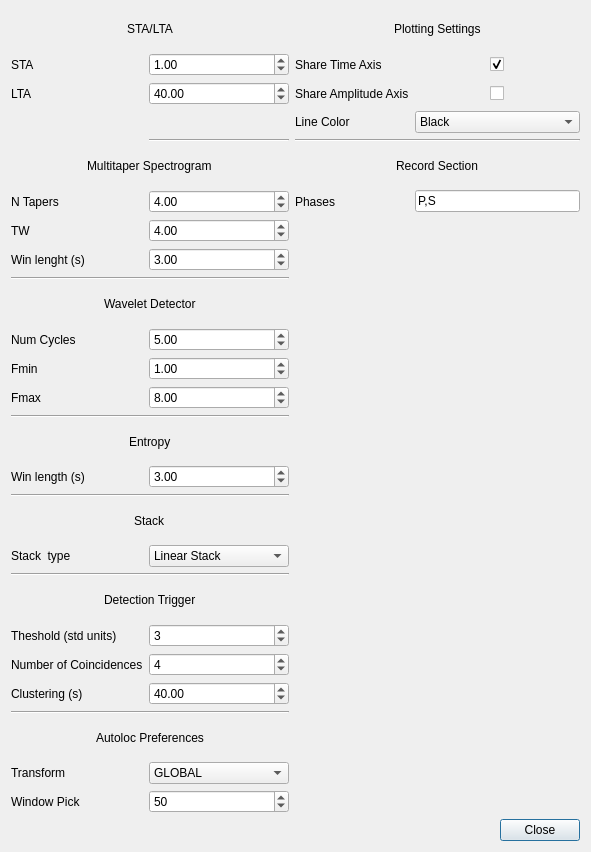
Qt form isp/resources/designer_uis/SettingsDialog.ui (ProjectISP/ISP) before a commit.
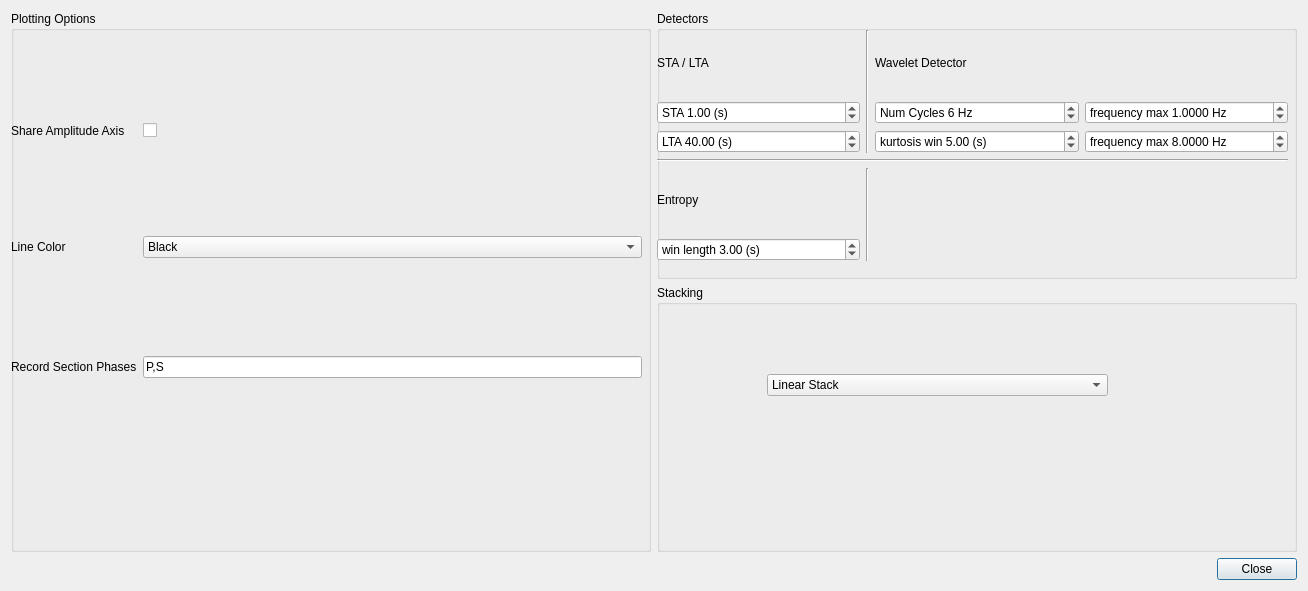
The same form after that commit.

Commit message: Upgrade it settings of EARTHQUAKE ANALYSIS

The edit to the form file:
```diff
--- a/isp/resources/designer_uis/SettingsDialog.ui
+++ b/isp/resources/designer_uis/SettingsDialog.ui
@@ -6,8 +6,8 @@
    <rect>
     <x>0</x>
     <y>0</y>
-    <width>591</width>
-    <height>852</height>
+    <width>1308</width>
+    <height>591</height>
    </rect>
   </property>
   <property name="windowTitle">
@@ -16,279 +16,237 @@
   <layout class="QVBoxLayout" name="verticalLayout">
    <item>
     <layout class="QGridLayout" name="gridLayout_2">
-     <item row="14" column="0">
-      <widget class="QLabel" name="label_11">
-       <property name="text">
-        <string>Fmax</string>
+     <item row="0" column="2">
+      <widget class="QGroupBox" name="groupBox">
+       <property name="sizePolicy">
+        <sizepolicy hsizetype="Preferred" vsizetype="Preferred">
+         <horstretch>0</horstretch>
+         <verstretch>0</verstretch>
+        </sizepolicy>
        </property>
-      </widget>
-     </item>
-     <item row="0" column="2" colspan="2" alignment="Qt::AlignHCenter">
-      <widget class="QLabel" name="label_23">
-       <property name="text">
-        <string>Plotting Settings</string>
+       <property name="title">
+        <string>Detectors</string>
        </property>
-      </widget>
-     </item>
-     <item row="20" column="1">
-      <widget class="QComboBox" name="typestackCB">
-       <item>
-        <property name="text">
-         <string>Linear Stack</string>
+       <widget class="QWidget" name="layoutWidget">
+        <property name="geometry">
+         <rect>
+          <x>0</x>
+          <y>19</y>
+          <width>631</width>
+          <height>231</height>
+         </rect>
         </property>
-       </item>
-       <item>
-        <property name="text">
-         <string>Phase Weigth Stack</string>
-        </property>
-       </item>
-       <item>
-        <property name="text">
-         <string>root</string>
-        </property>
-       </item>
-      </widget>
-     </item>
-     <item row="2" column="3" alignment="Qt::AlignHCenter">
-      <widget class="QCheckBox" name="amplitudeaxisCB">
-       <property name="text">
-        <string/>
+        <layout class="QGridLayout" name="gridLayout">
+         <item row="1" column="0">
+          <widget class="QDoubleSpinBox" name="staDB">
+           <property name="prefix">
+            <string>STA </string>
+           </property>
+           <property name="suffix">
+            <string> (s)</string>
+           </property>
+           <property name="value">
+            <double>1.000000000000000</double>
        </property>
       </widget>
      </item>
-     <item row="7" column="1">
-      <widget class="QDoubleSpinBox" name="tapersDB">
+         <item row="1" column="3">
+          <widget class="QDoubleSpinBox" name="fminDB">
+           <property name="prefix">
+            <string>frequency max </string>
+           </property>
+           <property name="suffix">
+            <string> Hz</string>
+           </property>
+           <property name="decimals">
+            <number>4</number>
+           </property>
        <property name="value">
-        <double>4.000000000000000</double>
+            <double>1.000000000000000</double>
        </property>
       </widget>
      </item>
-     <item row="11" column="0" colspan="2" alignment="Qt::AlignHCenter">
-      <widget class="QLabel" name="label_7">
-       <property name="text">
-        <string>Wavelet Detector</string>
-       </property>
-      </widget>
-     </item>
-     <item row="8" column="1">
-      <widget class="QDoubleSpinBox" name="twDB">
+         <item row="2" column="0">
+          <widget class="QDoubleSpinBox" name="ltaDB">
+           <property name="prefix">
+            <string>LTA </string>
+           </property>
+           <property name="suffix">
+            <string> (s)</string>
+           </property>
        <property name="value">
-        <double>4.000000000000000</double>
+            <double>40.000000000000000</double>
        </property>
       </widget>
      </item>
-     <item row="16" column="0" colspan="2" alignment="Qt::AlignHCenter">
+         <item row="4" column="0">
       <widget class="QLabel" name="label_12">
        <property name="text">
         <string>Entropy</string>
        </property>
       </widget>
      </item>
-     <item row="4" column="2">
-      <widget class="QLabel" name="label_25">
-       <property name="text">
-        <string>Line Color</string>
-       </property>
-      </widget>
-     </item>
-     <item row="24" column="1">
-      <widget class="QSpinBox" name="ConcidencesSB">
-       <property name="minimum">
-        <number>3</number>
-       </property>
-       <property name="maximum">
-        <number>50</number>
-       </property>
-       <property name="value">
+         <item row="2" column="3">
+          <widget class="QDoubleSpinBox" name="fmaxDB">
+           <property name="prefix">
+            <string>frequency max </string>
+           </property>
+           <property name="suffix">
+            <string> Hz</string>
+           </property>
+           <property name="decimals">
         <number>4</number>
        </property>
-      </widget>
-     </item>
-     <item row="25" column="0">
-      <widget class="QLabel" name="label_19">
-       <property name="text">
-        <string>Clustering (s)</string>
-       </property>
-      </widget>
-     </item>
-     <item row="1" column="2">
-      <widget class="QLabel" name="label_24">
-       <property name="text">
-        <string>Share Time Axis</string>
-       </property>
-      </widget>
-     </item>
-     <item row="23" column="1">
-      <widget class="QSpinBox" name="ThresholdSB">
-       <property name="minimum">
-        <number>2</number>
-       </property>
        <property name="maximum">
-        <number>5</number>
+            <double>250.000000000000000</double>
        </property>
        <property name="value">
-        <number>3</number>
+            <double>8.000000000000000</double>
        </property>
       </widget>
      </item>
-     <item row="8" column="0">
-      <widget class="QLabel" name="label_3">
-       <property name="text">
-        <string>TW</string>
-       </property>
-      </widget>
-     </item>
-     <item row="28" column="0">
-      <widget class="QLabel" name="label_21">
-       <property name="text">
-        <string>Transform</string>
-       </property>
-      </widget>
-     </item>
-     <item row="29" column="1">
-      <widget class="QSpinBox" name="WindowPickSB">
-       <property name="minimum">
-        <number>5</number>
-       </property>
-       <property name="maximum">
-        <number>3600</number>
-       </property>
-       <property name="value">
-        <number>50</number>
-       </property>
-      </widget>
-     </item>
-     <item row="1" column="0">
+         <item row="0" column="0">
       <widget class="QLabel" name="label">
        <property name="text">
-        <string>STA</string>
-       </property>
-      </widget>
-     </item>
-     <item row="6" column="0" colspan="2" alignment="Qt::AlignHCenter">
-      <widget class="QLabel" name="label_6">
-       <property name="text">
-        <string>Multitaper Spectrogram</string>
-       </property>
-      </widget>
-     </item>
-     <item row="23" column="0">
-      <widget class="QLabel" name="label_17">
-       <property name="text">
-        <string>Theshold (std units)</string>
-       </property>
-      </widget>
-     </item>
-     <item row="19" column="0" colspan="2" alignment="Qt::AlignHCenter">
-      <widget class="QLabel" name="label_14">
-       <property name="text">
-        <string>Stack</string>
-       </property>
-      </widget>
-     </item>
-     <item row="22" column="0" colspan="2" alignment="Qt::AlignHCenter">
-      <widget class="QLabel" name="label_16">
-       <property name="text">
-        <string>Detection Trigger</string>
+            <string>STA / LTA</string>
        </property>
       </widget>
      </item>
      <item row="2" column="2">
-      <widget class="QLabel" name="label_26">
-       <property name="text">
-        <string>Share Amplitude Axis</string>
-       </property>
-      </widget>
-     </item>
-     <item row="18" column="0" colspan="2">
-      <widget class="Line" name="line_4">
-       <property name="orientation">
-        <enum>Qt::Horizontal</enum>
-       </property>
-      </widget>
-     </item>
-     <item row="1" column="1">
-      <widget class="QDoubleSpinBox" name="staDB">
+          <widget class="QDoubleSpinBox" name="kurtosis_timewindowDB">
+           <property name="prefix">
+            <string>kurtosis win </string>
+           </property>
+           <property name="suffix">
+            <string> (s)</string>
+           </property>
        <property name="value">
-        <double>1.000000000000000</double>
+            <double>5.000000000000000</double>
        </property>
       </widget>
      </item>
-     <item row="0" column="0" colspan="2" alignment="Qt::AlignHCenter">
-      <widget class="QLabel" name="label_5">
-       <property name="text">
-        <string>STA/LTA</string>
-       </property>
-      </widget>
-     </item>
-     <item row="28" column="1">
-      <widget class="QComboBox" name="transformCB">
-       <item>
-        <property name="text">
-         <string>GLOBAL</string>
-        </property>
-       </item>
-       <item>
-        <property name="text">
-         <string>SIMPLE</string>
-        </property>
-       </item>
-      </widget>
-     </item>
-     <item row="26" column="0" colspan="2">
-      <widget class="Line" name="line_6">
-       <property name="orientation">
-        <enum>Qt::Horizontal</enum>
-       </property>
-      </widget>
-     </item>
-     <item row="2" column="0">
-      <widget class="QLabel" name="label_2">
-       <property name="text">
-        <string>LTA</string>
-       </property>
-      </widget>
-     </item>
-     <item row="9" column="0">
-      <widget class="QLabel" name="label_4">
-       <property name="text">
-        <string>Win lenght (s)</string>
-       </property>
-      </widget>
-     </item>
-     <item row="29" column="0">
-      <widget class="QLabel" name="label_22">
-       <property name="text">
-        <string>Window Pick</string>
-       </property>
-      </widget>
-     </item>
-     <item row="17" column="1">
+         <item row="5" column="0">
       <widget class="QDoubleSpinBox" name="win_entropyDB">
+           <property name="prefix">
+            <string>win length </string>
+           </property>
+           <property name="suffix">
+            <string> (s)</string>
+           </property>
        <property name="value">
         <double>3.000000000000000</double>
        </property>
       </widget>
      </item>
-     <item row="25" column="1">
-      <widget class="QDoubleSpinBox" name="ClusterSB">
+         <item row="0" column="1" rowspan="3">
+          <widget class="Line" name="line">
+           <property name="orientation">
+            <enum>Qt::Vertical</enum>
+           </property>
+          </widget>
+         </item>
+         <item row="0" column="2">
+          <widget class="QLabel" name="label_7">
+           <property name="text">
+            <string>Wavelet Detector</string>
+           </property>
+          </widget>
+         </item>
+         <item row="1" column="2">
+          <widget class="QSpinBox" name="ncyclesDB">
+           <property name="suffix">
+            <string> Hz</string>
+           </property>
+           <property name="prefix">
+            <string>Num Cycles </string>
+           </property>
        <property name="maximum">
-        <double>10800.000000000000000</double>
+            <number>25</number>
        </property>
        <property name="value">
-        <double>40.000000000000000</double>
+            <number>6</number>
        </property>
       </widget>
      </item>
-     <item row="9" column="1">
-      <widget class="QDoubleSpinBox" name="winDB">
-       <property name="value">
-        <double>3.000000000000000</double>
+         <item row="4" column="1" rowspan="2">
+          <widget class="Line" name="line_3">
+           <property name="orientation">
+            <enum>Qt::Vertical</enum>
        </property>
       </widget>
      </item>
-     <item row="4" column="3">
+         <item row="3" column="0" colspan="4">
+          <widget class="Line" name="line_2">
+           <property name="orientation">
+            <enum>Qt::Horizontal</enum>
+           </property>
+          </widget>
+         </item>
+        </layout>
+       </widget>
+      </widget>
+     </item>
+     <item row="1" column="2">
+      <widget class="QGroupBox" name="groupBox_3">
+       <property name="title">
+        <string>Stacking</string>
+       </property>
+       <widget class="QWidget" name="layoutWidget">
+        <property name="geometry">
+         <rect>
+          <x>110</x>
+          <y>50</y>
+          <width>341</width>
+          <height>101</height>
+         </rect>
+        </property>
+        <layout class="QGridLayout" name="gridLayout_4">
+         <item row="0" column="0">
+          <widget class="QComboBox" name="typestackCB">
+           <item>
+            <property name="text">
+             <string>Linear Stack</string>
+            </property>
+           </item>
+           <item>
+            <property name="text">
+             <string>Phase Weigth Stack</string>
+            </property>
+           </item>
+           <item>
+            <property name="text">
+             <string>root</string>
+            </property>
+           </item>
+          </widget>
+         </item>
+        </layout>
+       </widget>
+      </widget>
+     </item>
+     <item row="0" column="0" rowspan="2">
+      <widget class="QGroupBox" name="groupBox_2">
+       <property name="title">
+        <string>Plotting Options</string>
+       </property>
+       <widget class="QWidget" name="layoutWidget">
+        <property name="geometry">
+         <rect>
+          <x>0</x>
+          <y>20</y>
+          <width>631</width>
+          <height>441</height>
+         </rect>
+        </property>
+        <layout class="QGridLayout" name="gridLayout_3">
+         <item row="1" column="1">
       <widget class="QComboBox" name="colorCB">
+           <property name="sizePolicy">
+            <sizepolicy hsizetype="MinimumExpanding" vsizetype="Fixed">
+             <horstretch>0</horstretch>
+             <verstretch>0</verstretch>
+            </sizepolicy>
+           </property>
        <item>
         <property name="text">
          <string>Black</string>
@@ -306,147 +264,49 @@
        </item>
       </widget>
      </item>
-     <item row="27" column="0" colspan="2" alignment="Qt::AlignHCenter">
-      <widget class="QLabel" name="label_20">
+         <item row="0" column="1">
+          <widget class="QCheckBox" name="amplitudeaxisCB">
        <property name="text">
-        <string>Autoloc Preferences</string>
+            <string/>
        </property>
       </widget>
      </item>
-     <item row="12" column="1">
-      <widget class="QDoubleSpinBox" name="ncyclesDB">
-       <property name="value">
-        <double>5.000000000000000</double>
+         <item row="0" column="0">
+          <widget class="QLabel" name="label_26">
+           <property name="text">
+            <string>Share Amplitude Axis</string>
        </property>
       </widget>
      </item>
-     <item row="14" column="1">
-      <widget class="QDoubleSpinBox" name="fmaxDB">
-       <property name="value">
-        <double>8.000000000000000</double>
-       </property>
-      </widget>
-     </item>
-     <item row="13" column="0">
-      <widget class="QLabel" name="label_10">
+         <item row="1" column="0">
+          <widget class="QLabel" name="label_25">
        <property name="text">
-        <string>Fmin</string>
+            <string>Line Color</string>
        </property>
       </widget>
      </item>
      <item row="2" column="1">
-      <widget class="QDoubleSpinBox" name="ltaDB">
-       <property name="value">
-        <double>40.000000000000000</double>
-       </property>
-      </widget>
-     </item>
-     <item row="15" column="0" colspan="2">
-      <widget class="Line" name="line_3">
-       <property name="orientation">
-        <enum>Qt::Horizontal</enum>
-       </property>
-      </widget>
-     </item>
-     <item row="13" column="1">
-      <widget class="QDoubleSpinBox" name="fminDB">
-       <property name="value">
-        <double>1.000000000000000</double>
-       </property>
-      </widget>
-     </item>
-     <item row="1" column="3" alignment="Qt::AlignHCenter">
-      <widget class="QCheckBox" name="timeaxisCB">
-       <property name="text">
-        <string/>
-       </property>
-       <property name="checked">
-        <bool>true</bool>
-       </property>
-      </widget>
-     </item>
-     <item row="20" column="0">
-      <widget class="QLabel" name="label_15">
-       <property name="text">
-        <string>Stack  type</string>
-       </property>
-      </widget>
-     </item>
-     <item row="12" column="0">
-      <widget class="QLabel" name="label_9">
-       <property name="text">
-        <string>Num Cycles</string>
-       </property>
-      </widget>
-     </item>
-     <item row="21" column="0" colspan="2">
-      <widget class="Line" name="line_5">
-       <property name="orientation">
-        <enum>Qt::Horizontal</enum>
-       </property>
-      </widget>
-     </item>
-     <item row="10" column="0" colspan="2">
-      <widget class="Line" name="line_2">
-       <property name="orientation">
-        <enum>Qt::Horizontal</enum>
-       </property>
-      </widget>
-     </item>
-     <item row="24" column="0">
-      <widget class="QLabel" name="label_18">
-       <property name="text">
-        <string>Number of Coincidences</string>
-       </property>
-      </widget>
-     </item>
-     <item row="7" column="0">
-      <widget class="QLabel" name="label_8">
-       <property name="text">
-        <string>N Tapers</string>
-       </property>
-      </widget>
-     </item>
-     <item row="17" column="0">
-      <widget class="QLabel" name="label_13">
-       <property name="text">
-        <string>Win length (s)</string>
-       </property>
-      </widget>
-     </item>
-     <item row="5" column="2" colspan="2">
-      <widget class="Line" name="line_7">
-       <property name="orientation">
-        <enum>Qt::Horizontal</enum>
-       </property>
-      </widget>
-     </item>
-     <item row="5" column="1">
-      <widget class="Line" name="line">
-       <property name="orientation">
-        <enum>Qt::Horizontal</enum>
-       </property>
-      </widget>
-     </item>
-     <item row="6" column="2" colspan="2" alignment="Qt::AlignHCenter">
-      <widget class="QLabel" name="label_27">
-       <property name="text">
-        <string>Record Section</string>
-       </property>
-      </widget>
-     </item>
-     <item row="7" column="2">
-      <widget class="QLabel" name="label_28">
-       <property name="text">
-        <string>Phases</string>
-       </property>
-      </widget>
-     </item>
-     <item row="7" column="3">
       <widget class="QLineEdit" name="phasesLE">
+           <property name="sizePolicy">
+            <sizepolicy hsizetype="MinimumExpanding" vsizetype="Fixed">
+             <horstretch>0</horstretch>
+             <verstretch>0</verstretch>
+            </sizepolicy>
+           </property>
        <property name="text">
         <string>P,S</string>
        </property>
+          </widget>
+         </item>
+         <item row="2" column="0">
+          <widget class="QLabel" name="label_28">
+           <property name="text">
+            <string>Record Section Phases</string>
+           </property>
+          </widget>
+         </item>
+        </layout>
+       </widget>
       </widget>
      </item>
     </layout>
```
Left out of the diff: 25 changed lines with no effect on the pictures. Lines whose indentation alone changed are shown as unchanged. The commit also changes 2 other files.
